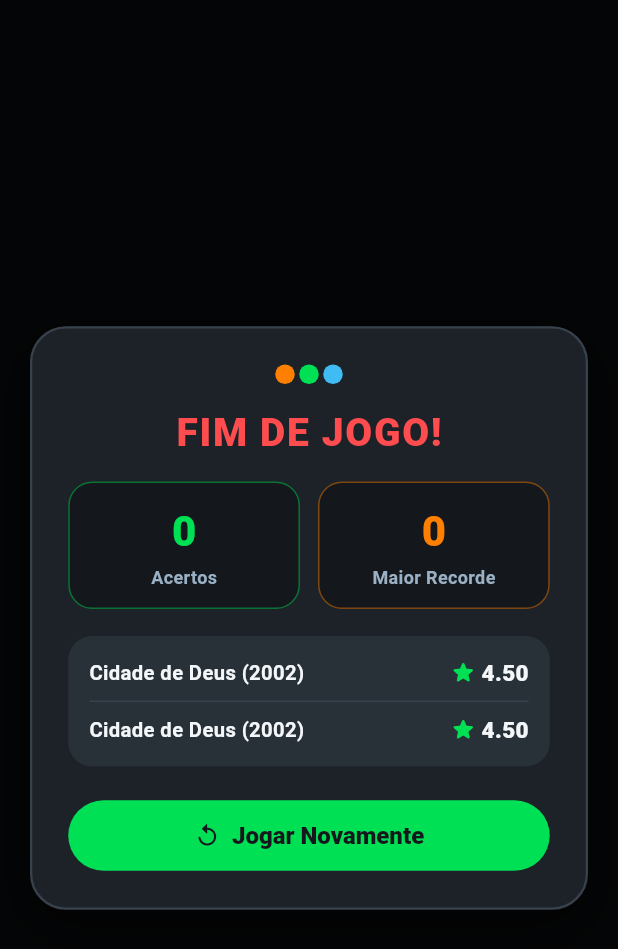
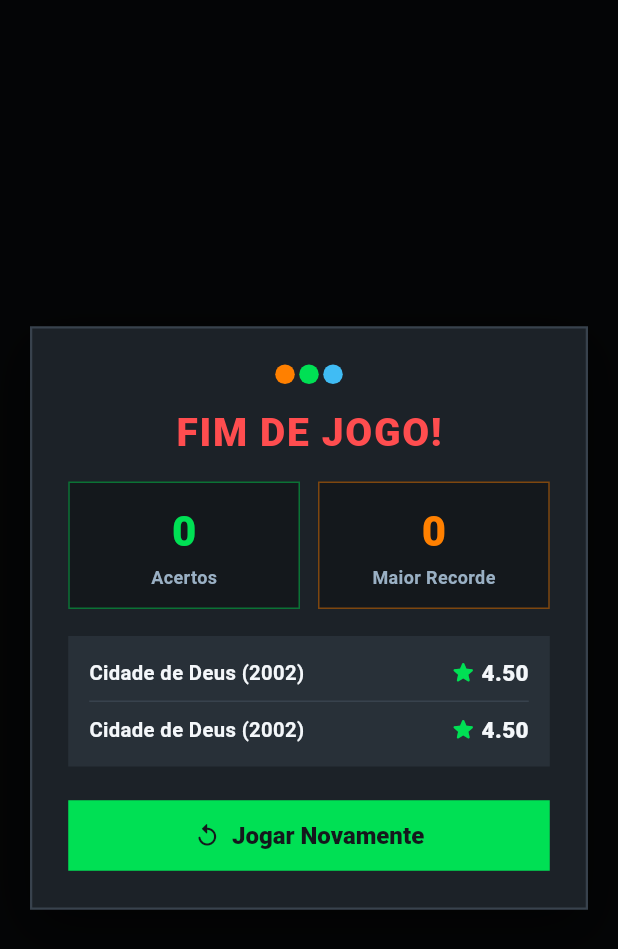
Before and after one commit to PedrivoL/GuessTheRating, a Flutter app: the GameOverOverlay widget shown alone on an empty page, opened directly with sample values from the repository, on a phone screen of 412 x 824 dp. Shown: the top 949 px of the screen. Run offline on Flutter 3.47's test engine with Material 3 defaults, Android fonts, the phone set to English and light mode, and no system bars; our stand-ins replace shared_preferences; accounts and stored records are empty; network calls fail.

Commit message:
style(ui): switch UI elements to sharp borders while keeping rounded movie posters

```diff
--- a/lib/ui/features/game/views/game_screen.dart
+++ b/lib/ui/features/game/views/game_screen.dart
@@ -215,7 +215,7 @@ class _VsBadge extends StatelessWidget {
       alignment: Alignment.center,
       decoration: BoxDecoration(
         color: AppColors.surfaceElevated,
-        shape: BoxShape.circle,
+        borderRadius: BorderRadius.zero,
         border: Border.all(color: AppColors.border, width: 1.5),
         boxShadow: [
           BoxShadow(
--- a/lib/ui/features/game/views/widgets/game_over_overlay.dart
+++ b/lib/ui/features/game/views/widgets/game_over_overlay.dart
@@ -35,7 +35,7 @@ class GameOverOverlay extends StatelessWidget {
               padding: const EdgeInsets.all(24),
               decoration: BoxDecoration(
                 color: AppColors.surface,
-                borderRadius: BorderRadius.circular(24),
+                borderRadius: BorderRadius.zero,
                 border: Border.all(color: AppColors.border, width: 1.5),
                 boxShadow: [
                   BoxShadow(
@@ -71,7 +71,7 @@ class GameOverOverlay extends StatelessWidget {
                         color: AppColors.letterboxdOrange.withValues(
                           alpha: 0.2,
                         ),
-                        borderRadius: BorderRadius.circular(999),
+                        borderRadius: BorderRadius.zero,
                         border: Border.all(color: AppColors.letterboxdOrange),
                       ),
                       child: const Text(
@@ -106,9 +106,9 @@ class GameOverOverlay extends StatelessWidget {
                   const SizedBox(height: 18),
                   Container(
                     padding: const EdgeInsets.all(14),
-                    decoration: BoxDecoration(
+                    decoration: const BoxDecoration(
                       color: AppColors.surfaceElevated,
-                      borderRadius: BorderRadius.circular(16),
+                      borderRadius: BorderRadius.zero,
                     ),
                     child: Column(
                       children: [
@@ -131,6 +131,9 @@ class GameOverOverlay extends StatelessWidget {
                         backgroundColor: AppColors.letterboxdGreen,
                         foregroundColor: AppColors.background,
                         padding: const EdgeInsets.symmetric(vertical: 14),
+                        shape: const RoundedRectangleBorder(
+                          borderRadius: BorderRadius.zero,
+                        ),
                         textStyle: const TextStyle(
                           fontSize: 16,
                           fontWeight: FontWeight.w800,
@@ -167,7 +170,7 @@ class _StatTile extends StatelessWidget {
       padding: const EdgeInsets.symmetric(vertical: 12, horizontal: 10),
       decoration: BoxDecoration(
         color: AppColors.background,
-        borderRadius: BorderRadius.circular(16),
+        borderRadius: BorderRadius.zero,
         border: Border.all(color: accent.withValues(alpha: 0.45)),
       ),
       child: Column(
--- a/lib/ui/features/game/views/widgets/movie_poster_card.dart
+++ b/lib/ui/features/game/views/widgets/movie_poster_card.dart
@@ -50,7 +50,7 @@ class MoviePosterCard extends StatelessWidget {
         curve: Curves.easeOutCubic,
         decoration: BoxDecoration(
           color: AppColors.surface,
-          borderRadius: BorderRadius.circular(22),
+          borderRadius: BorderRadius.zero,
           border: Border.all(color: borderColor, width: borderWidth),
           boxShadow: [
             BoxShadow(
@@ -391,7 +391,7 @@ class _RatingBadgeSection extends StatelessWidget {
               padding: const EdgeInsets.symmetric(horizontal: 14, vertical: 7),
               decoration: BoxDecoration(
                 color: accentColor.withValues(alpha: 0.16),
-                borderRadius: BorderRadius.circular(999),
+                borderRadius: BorderRadius.zero,
                 border: Border.all(
                   color: accentColor.withValues(alpha: 0.65),
                 ),
@@ -457,7 +457,7 @@ class _FeedbackBadge extends StatelessWidget {
       padding: const EdgeInsets.symmetric(horizontal: 10, vertical: 5),
       decoration: BoxDecoration(
         color: bgColor,
-        borderRadius: BorderRadius.circular(999),
+        borderRadius: BorderRadius.zero,
       ),
       child: Row(
         mainAxisSize: MainAxisSize.min,
--- a/lib/ui/features/game/views/widgets/score_header.dart
+++ b/lib/ui/features/game/views/widgets/score_header.dart
@@ -101,7 +101,7 @@ class _ScorePill extends StatelessWidget {
         color: highlighted
             ? AppColors.letterboxdOrange.withValues(alpha: 0.18)
             : AppColors.surfaceElevated,
-        borderRadius: BorderRadius.circular(999),
+        borderRadius: BorderRadius.zero,
         border: Border.all(
           color: highlighted ? AppColors.letterboxdOrange : AppColors.border,
         ),
```
Also changed, not shown: lib/ui/core/theme/app_theme.dart (+10 -3 lines).
